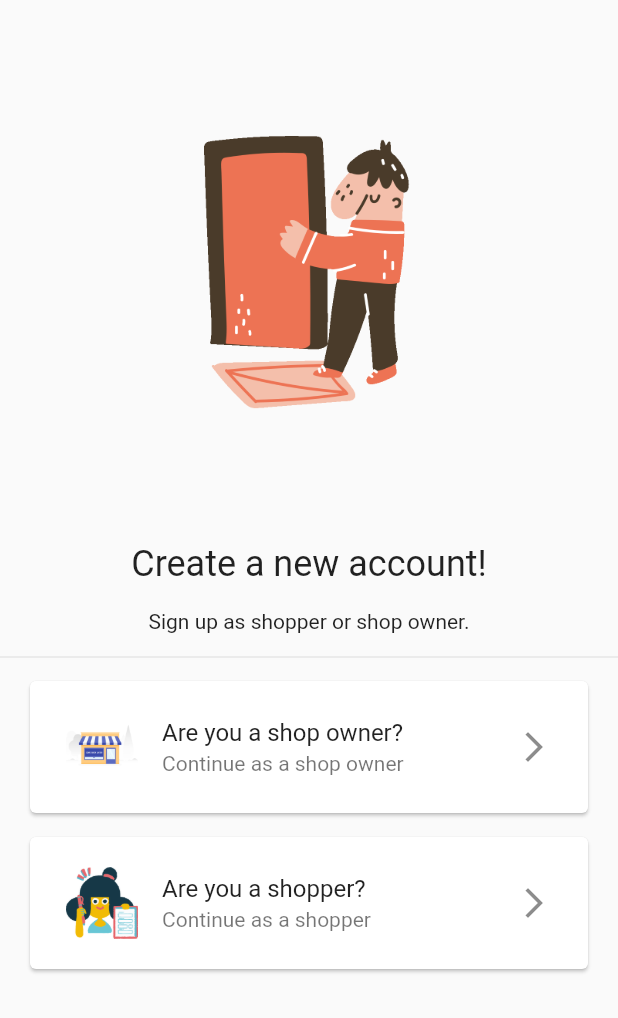
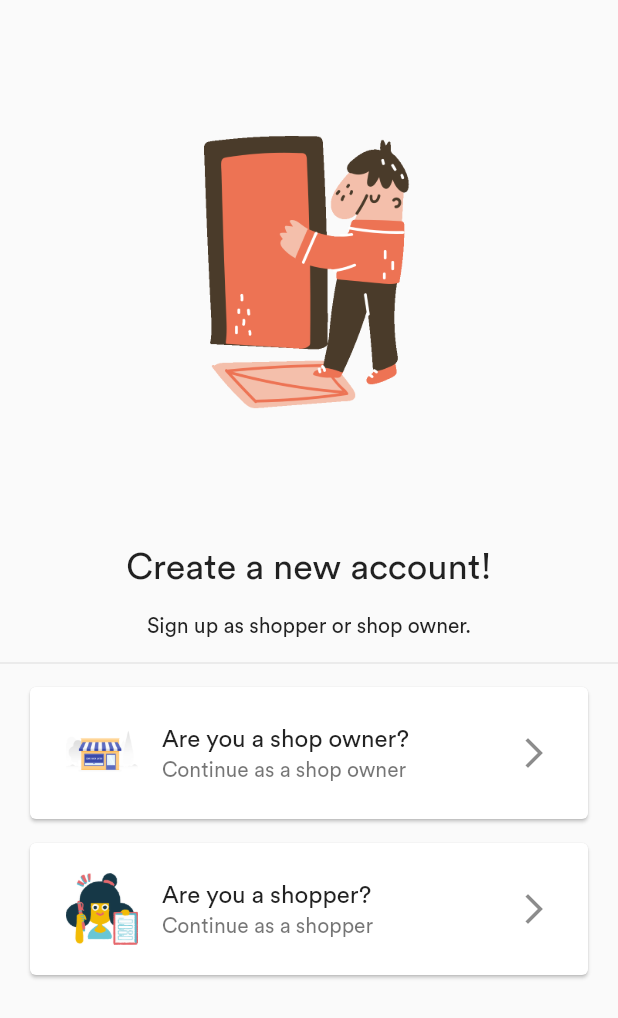
Before and after one commit to C-Aniruddh/QuickGrab, a Flutter app: the screen it shows after launch, after a tap on "Create a new account", on a phone screen of 412 x 824 dp. Shown: the top 1018 px of the screen. Run offline on Flutter 3.47's test engine with Material 2 defaults, Android fonts, the phone set to English and light mode, and no system bars; our stand-ins replace badges, carousel_slider, cloud_firestore, firebase_auth, firebase_database, firebase_messaging and 12 more; missing offline and left inert: cuberto_bottom_bar, dart_geohash, fading_edge_scrollview, flappy_search_bar, flutter_auth_buttons, flutter_facebook_login and 3 more; accounts and stored records are empty; Roboto replaces fonts that are missing (Avenir).

Commit message:
QuickGrab: update font

```diff
--- a/lib/fonts.dart
+++ b/lib/fonts.dart
@@ -2,12 +2,12 @@ class AppFontFamilies {
   static final List<String> fonts = [
     'CircularBook',
     'Avenir',
-    'Proxima Nova',
+    'ProximaNova',
     'Britanica',
     'RobotoMono'
   ];
 
-  static final String mainFont = fonts[1];
+  static final String mainFont = fonts[0];
   static final String titleFont = fonts[1];
   static final String subtitileFont = fonts[1];
   static final String secondaryFont = fonts[3];
```
Also changed, not shown: 1 other file.
